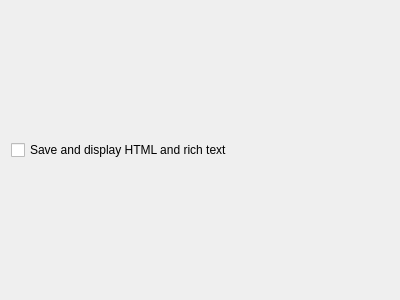
Qt form plugins/itemtext/itemtextsettings.ui (hluk/CopyQ) before a commit.
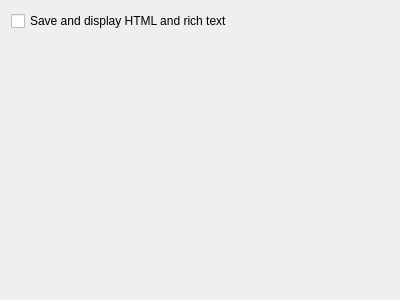
The same form after that commit.

Commit message: Resize plugin settings widgets vertically

```diff
--- a/plugins/itemtext/itemtextsettings.ui
+++ b/plugins/itemtext/itemtextsettings.ui
@@ -18,6 +18,19 @@
      </property>
     </widget>
    </item>
+   <item>
+    <spacer name="verticalSpacer">
+     <property name="orientation">
+      <enum>Qt::Vertical</enum>
+     </property>
+     <property name="sizeHint" stdset="0">
+      <size>
+       <width>20</width>
+       <height>40</height>
+      </size>
+     </property>
+    </spacer>
+   </item>
   </layout>
  </widget>
  <resources/>
```
The commit also changes 2 other files.
